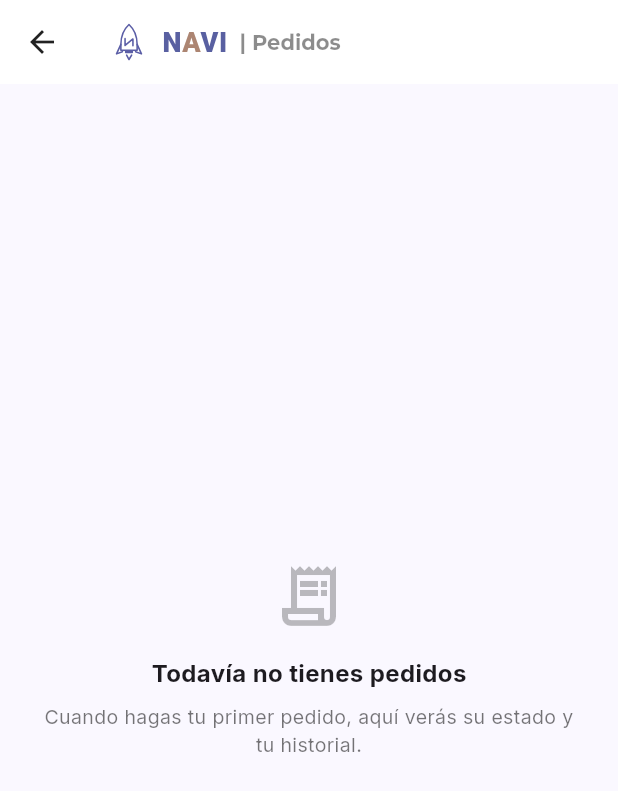
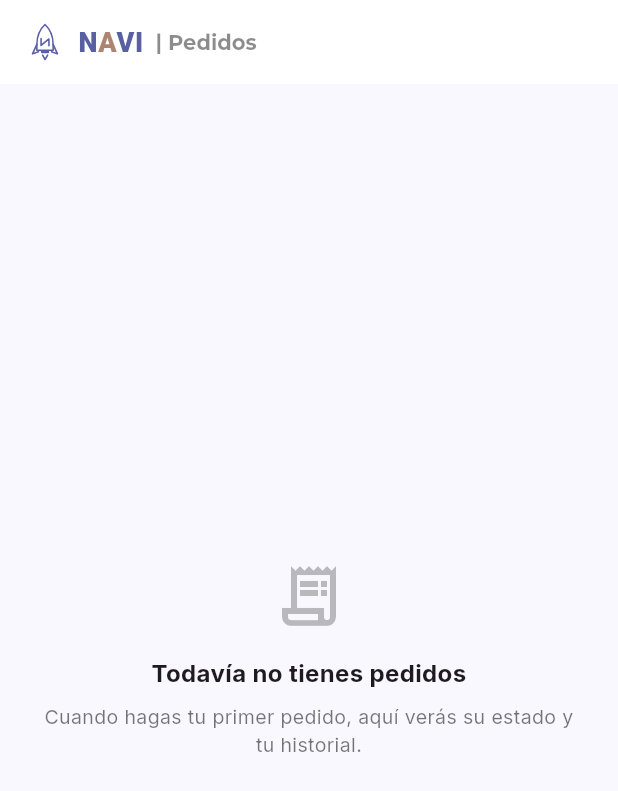
Before and after one commit to AbrilHerrera-svg/NAVI-Movil, a Flutter app: the PantallaPedidos screen opened directly, on a phone screen of 412 x 824 dp. Shown: the top 791 px of the screen. Run offline on Flutter 3.47's test engine with Material 3 defaults, Android fonts, the phone set to English and light mode, and no system bars; our stand-ins replace firebase_auth, firebase_core, flutter_dotenv, flutter_svg, google_fonts; accounts and stored records are empty; network calls fail; statements that could not run were skipped.

Commit message:
refactor: usa BarraSuperiorNavi y EstadoVacioNavi en Menu y Pedidos

```diff
--- a/lib/screens/pedidos/pantalla_pedidos.dart
+++ b/lib/screens/pedidos/pantalla_pedidos.dart
@@ -1,5 +1,6 @@
 import 'package:flutter/material.dart';
-import 'package:navi/widgets/logotipo_navi.dart';
+import 'package:navi/widgets/barra_superior_navi.dart';
+import 'package:navi/widgets/estado_vacio_navi.dart';
 
 /// Historial/seguimiento de pedidos. Placeholder por ahora: se conecta de
 /// verdad a /api/orders cuando lleguemos a los mockups de confirmación y
@@ -7,41 +8,15 @@ import 'package:navi/widgets/logotipo_navi.dart';
 class PantallaPedidos extends StatelessWidget {
   const PantallaPedidos({super.key});
 
-  static const Color naviMorado = Color(0xFF5960A1);
-
   @override
   Widget build(BuildContext context) {
     return Scaffold(
       backgroundColor: const Color(0xFFFAF8FF),
-      appBar: AppBar(
-        backgroundColor: Colors.white,
-        titleSpacing: 16,
-        title: Row(
-          children: [
-            const LogotipoNavi(tamanoIcono: 28, tamanoTexto: 18),
-            const SizedBox(width: 8),
-            const Text('| Pedidos', style: TextStyle(fontSize: 14, color: Colors.black45)),
-          ],
-        ),
-      ),
-      body: const Center(
-        child: Padding(
-          padding: EdgeInsets.all(24),
-          child: Column(
-            mainAxisSize: MainAxisSize.min,
-            children: [
-              Icon(Icons.receipt_long_outlined, size: 48, color: Colors.black26),
-              SizedBox(height: 16),
-              Text('Todavía no tienes pedidos', style: TextStyle(fontWeight: FontWeight.bold, fontSize: 16)),
-              SizedBox(height: 8),
-              Text(
-                'Cuando hagas tu primer pedido, aquí verás su estado y tu historial.',
-                textAlign: TextAlign.center,
-                style: TextStyle(color: Colors.black54, fontSize: 13),
-              ),
-            ],
-          ),
-        ),
+      appBar: const BarraSuperiorNavi(seccion: 'Pedidos'),
+      body: const EstadoVacioNavi(
+        icono: Icons.receipt_long_outlined,
+        titulo: 'Todavía no tienes pedidos',
+        subtitulo: 'Cuando hagas tu primer pedido, aquí verás su estado y tu historial.',
       ),
     );
   }
```
Also changed, not shown: lib/screens/home/home_screen.dart (+11 -32 lines).
